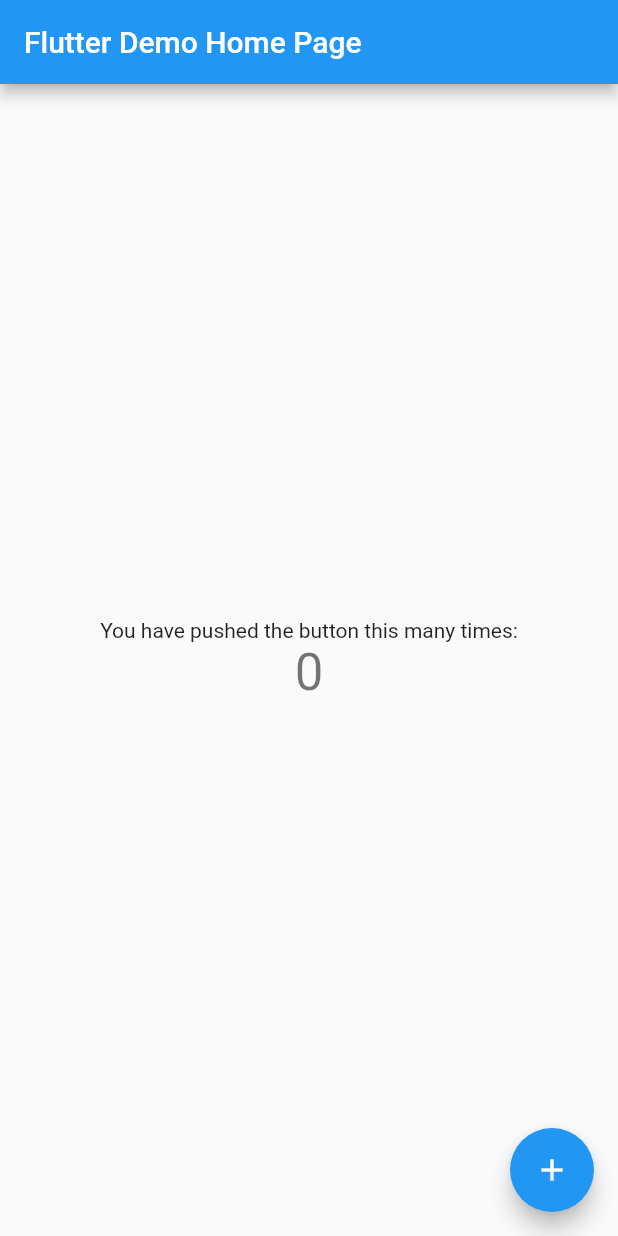
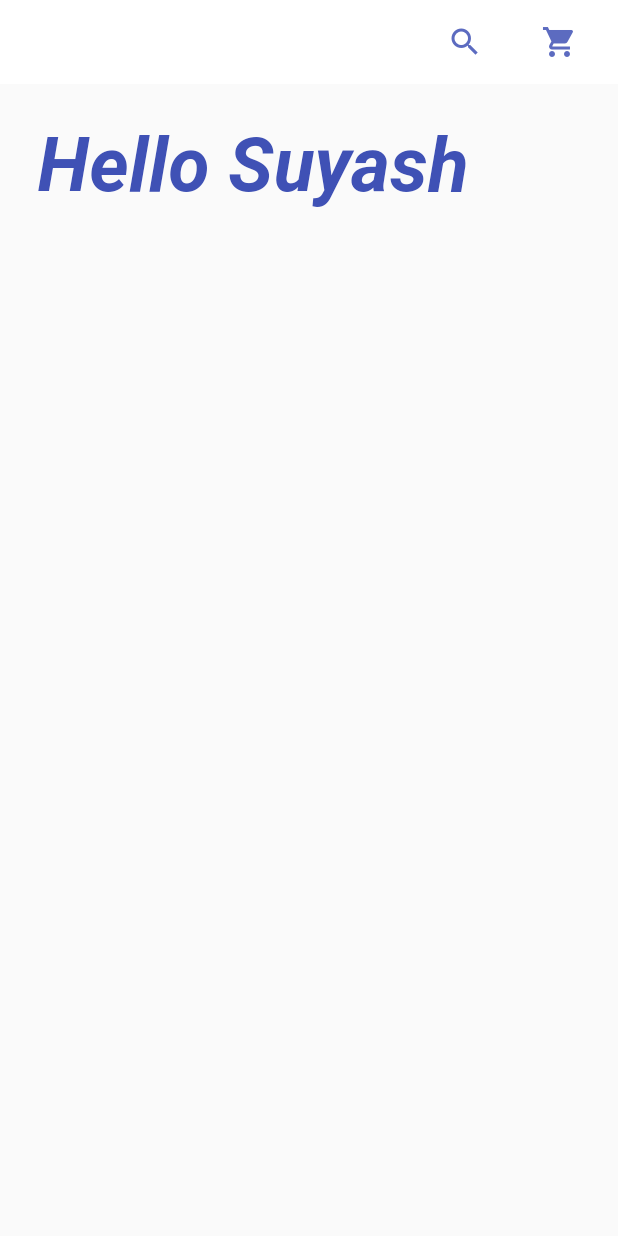
Before and after one commit to sssash18/Bake2Home, a Flutter app: the screen it shows after launch, on a phone screen of 412 x 824 dp. Run offline on Flutter 3.47's test engine with Material 2 defaults, Android fonts, the phone set to English and light mode, and no system bars.

Commit message:
home page created

```diff
--- /dev/null
+++ b/lib/constants.dart
@@ -0,0 +1,5 @@
+import 'package:flutter/material.dart';
+
+Color base = Colors.indigo[400];
+Color white = Colors.white;
+Color text = Colors.indigo;
--- a/lib/main.dart
+++ b/lib/main.dart
@@ -1,117 +1,20 @@
 import 'package:flutter/material.dart';
+import 'package:bake2home/screens/homepage.dart';
 
 void main() {
   runApp(MyApp());
 }
 
 class MyApp extends StatelessWidget {
-  // This widget is the root of your application.
   @override
   Widget build(BuildContext context) {
     return MaterialApp(
-      title: 'Flutter Demo',
+      title: 'Bake2Home',
       theme: ThemeData(
-        // This is the theme of your application.
-        //
-        // Try running your application with "flutter run". You'll see the
-        // application has a blue toolbar. Then, without quitting the app, try
-        // changing the primarySwatch below to Colors.green and then invoke
-        // "hot reload" (press "r" in the console where you ran "flutter run",
-        // or simply save your changes to "hot reload" in a Flutter IDE).
-        // Notice that the counter didn't reset back to zero; the application
-        // is not restarted.
-        primarySwatch: Colors.blue,
-        // This makes the visual density adapt to the platform that you run
-        // the app on. For desktop platforms, the controls will be smaller and
-        // closer together (more dense) than on mobile platforms.
+        primarySwatch: Colors.indigo,
         visualDensity: VisualDensity.adaptivePlatformDensity,
       ),
-      home: MyHomePage(title: 'Flutter Demo Home Page'),
+      home: HomePage(),
     );
   }
 }
-
-class MyHomePage extends StatefulWidget {
-  MyHomePage({Key key, this.title}) : super(key: key);
-
-  // This widget is the home page of your application. It is stateful, meaning
-  // that it has a State object (defined below) that contains fields that affect
-  // how it looks.
-
-  // This class is the configuration for the state. It holds the values (in this
-  // case the title) provided by the parent (in this case the App widget) and
-  // used by the build method of the State. Fields in a Widget subclass are
-  // always marked "final".
-
-  final String title;
-
-  @override
-  _MyHomePageState createState() => _MyHomePageState();
-}
-
-class _MyHomePageState extends State<MyHomePage> {
-  int _counter = 0;
-
-  void _incrementCounter() {
-    setState(() {
-      // This call to setState tells the Flutter framework that something has
-      // changed in this State, which causes it to rerun the build method below
-      // so that the display can reflect the updated values. If we changed
-      // _counter without calling setState(), then the build method would not be
-      // called again, and so nothing would appear to happen.
-      _counter++;
-    });
-  }
-
-  @override
-  Widget build(BuildContext context) {
-    // This method is rerun every time setState is called, for instance as done
-    // by the _incrementCounter method above.
-    //
-    // The Flutter framework has been optimized to make rerunning build methods
-    // fast, so that you can just rebuild anything that needs updating rather
-    // than having to individually change instances of widgets.
-    return Scaffold(
-      appBar: AppBar(
-        // Here we take the value from the MyHomePage object that was created by
-        // the App.build method, and use it to set our appbar title.
-        title: Text(widget.title),
-      ),
-      body: Center(
-        // Center is a layout widget. It takes a single child and positions it
-        // in the middle of the parent.
-        child: Column(
-          // Column is also a layout widget. It takes a list of children and
-          // arranges them vertically. By default, it sizes itself to fit its
-          // children horizontally, and tries to be as tall as its parent.
-          //
-          // Invoke "debug painting" (press "p" in the console, choose the
-          // "Toggle Debug Paint" action from the Flutter Inspector in Android
-          // Studio, or the "Toggle Debug Paint" command in Visual Studio Code)
-          // to see the wireframe for each widget.
-          //
-          // Column has various properties to control how it sizes itself and
-          // how it positions its children. Here we use mainAxisAlignment to
-          // center the children vertically; the main axis here is the vertical
-          // axis because Columns are vertical (the cross axis would be
-          // horizontal).
-          mainAxisAlignment: MainAxisAlignment.center,
-          children: <Widget>[
-            Text(
-              'You have pushed the button this many times:',
-            ),
-            Text(
-              '$_counter',
-              style: Theme.of(context).textTheme.headline4,
-            ),
-          ],
-        ),
-      ),
-      floatingActionButton: FloatingActionButton(
-        onPressed: _incrementCounter,
-        tooltip: 'Increment',
-        child: Icon(Icons.add),
-      ), // This trailing comma makes auto-formatting nicer for build methods.
-    );
-  }
-}
--- /dev/null
+++ b/lib/screens/homepage.dart
@@ -0,0 +1,47 @@
+import 'package:flutter/material.dart';
+import 'package:bake2home/constants.dart';
+
+class HomePage extends StatelessWidget {
+  @override
+  Widget build(BuildContext context) {
+    return Scaffold(
+      appBar: AppBar(
+        backgroundColor: white,
+        elevation: 0.0,
+        actions: <Widget>[
+          IconButton(
+            icon: Icon(Icons.search),
+            onPressed: (){},
+            color: base,
+          ),
+          Container(
+              margin: EdgeInsets.fromLTRB(15.0, 0, 15.0, 0),
+              child: IconButton(
+              icon: Icon(
+                Icons.shopping_cart,
+                color: base,
+              ),
+              onPressed: (){},
+            ),
+          )
+        ],
+      ),
+      body: Column(
+        children: <Widget>[
+          Padding(
+            padding: EdgeInsets.fromLTRB(25.0, 25.0, 0, 0.0),
+            child: Text(
+              'Hello Suyash',
+              style: TextStyle(
+                color: text,
+                fontSize: 50.0,
+                fontStyle: FontStyle.italic,
+                fontWeight: FontWeight.bold,
+              ),
+            ),
+          ),
+        ],
+      )
+    );
+  }
+}
```
Also changed, not shown: pubspec.yaml (+5 -12 lines), assets/fonts/sora.ttf (added).
